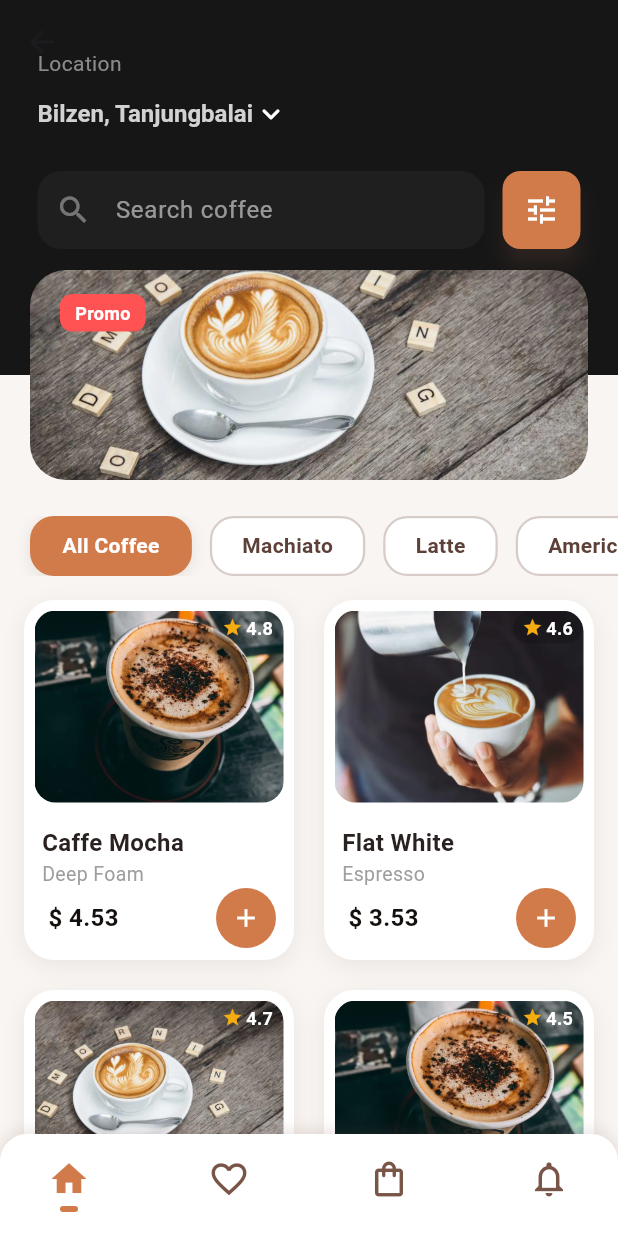
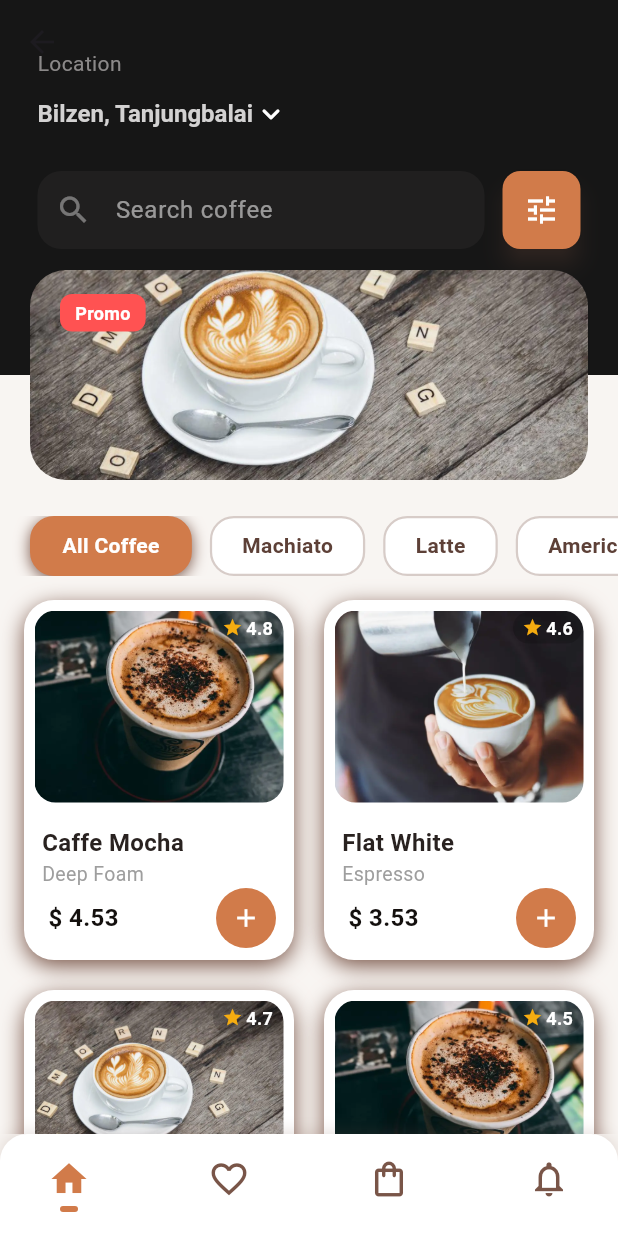
Before and after one commit to Ezlryb506/Coffee-Shop-Mobile-with-Flutter, a Flutter app: the HomePage screen opened directly, on a phone screen of 412 x 824 dp. Run offline on Flutter 3.47's test engine with Material 3 defaults, Android fonts, the phone set to English and light mode, and no system bars.

Commit message:
Sedikit update

```diff
--- a/lib/bottom_nav_bar.dart
+++ b/lib/bottom_nav_bar.dart
@@ -46,7 +46,7 @@ class BottomNavBar extends StatelessWidget {
 class NavBarItem extends StatelessWidget {
   final IconData icon;
   final bool selected;
-  const NavBarItem({required this.icon, this.selected = false});
+  const NavBarItem({super.key, required this.icon, this.selected = false});
 
   @override
   Widget build(BuildContext context) {
@@ -55,7 +55,7 @@ class NavBarItem extends StatelessWidget {
       child: InkWell(
         borderRadius: BorderRadius.circular(16),
         onTap: () {
-          // TODO: Navigasi antar halaman
+          //
         },
         child: Padding(
           padding: const EdgeInsets.all(8.0),
--- a/lib/category_selector.dart
+++ b/lib/category_selector.dart
@@ -37,7 +37,7 @@ class CategorySelector extends StatelessWidget {
                 boxShadow: isSelected
                     ? [
                         BoxShadow(
-                          color: Colors.brown.withOpacity(0.15),
+                          color: Colors.brown,
                           blurRadius: 8,
                           offset: const Offset(0, 2),
                         ),
--- a/lib/detail_page.dart
+++ b/lib/detail_page.dart
@@ -138,7 +138,7 @@ class _DetailPageState extends State<DetailPage> {
                     }
                     return RichText(
                       text: TextSpan(
-                        text: readMore ? desc : desc.substring(0, 70) + '... ',
+                        text: readMore ? desc : '${desc.substring(0, 70)}... ',
                         style: const TextStyle(color: Colors.black87, fontSize: 15),
                         children: [
                           if (!readMore)
@@ -234,7 +234,7 @@ class _DetailPageState extends State<DetailPage> {
             const Spacer(),
             ElevatedButton(
               onPressed: () {
-                // TODO: Implementasi aksi beli
+                //
               },
               style: ElevatedButton.styleFrom(
                 backgroundColor: const Color.fromARGB(255, 209, 123, 74),
--- a/lib/main.dart
+++ b/lib/main.dart
@@ -1,6 +1,5 @@
 import 'package:flutter/material.dart';
 import 'package:flutter_application_1/splash_screen.dart';
-// import 'package:flutter_application_1/splash_screen.dart';
 
 void main() {
   runApp(const MyApp());
--- a/lib/product_grid.dart
+++ b/lib/product_grid.dart
@@ -146,7 +146,7 @@ class ProductCard extends StatelessWidget {
             borderRadius: BorderRadius.circular(20),
             boxShadow: [
               BoxShadow(
-                color: Colors.brown.withOpacity(0.10),
+                color: Colors.brown,
                 blurRadius: 12,
                 offset: const Offset(0, 4),
               ),
@@ -242,7 +242,7 @@ class ProductCard extends StatelessWidget {
                           child: InkWell(
                             customBorder: const CircleBorder(),
                             onTap: () {
-                              // TODO: Tambah ke keranjang
+                              //
                             },
                             child: const Padding(
                               padding: EdgeInsets.all(10),
```
